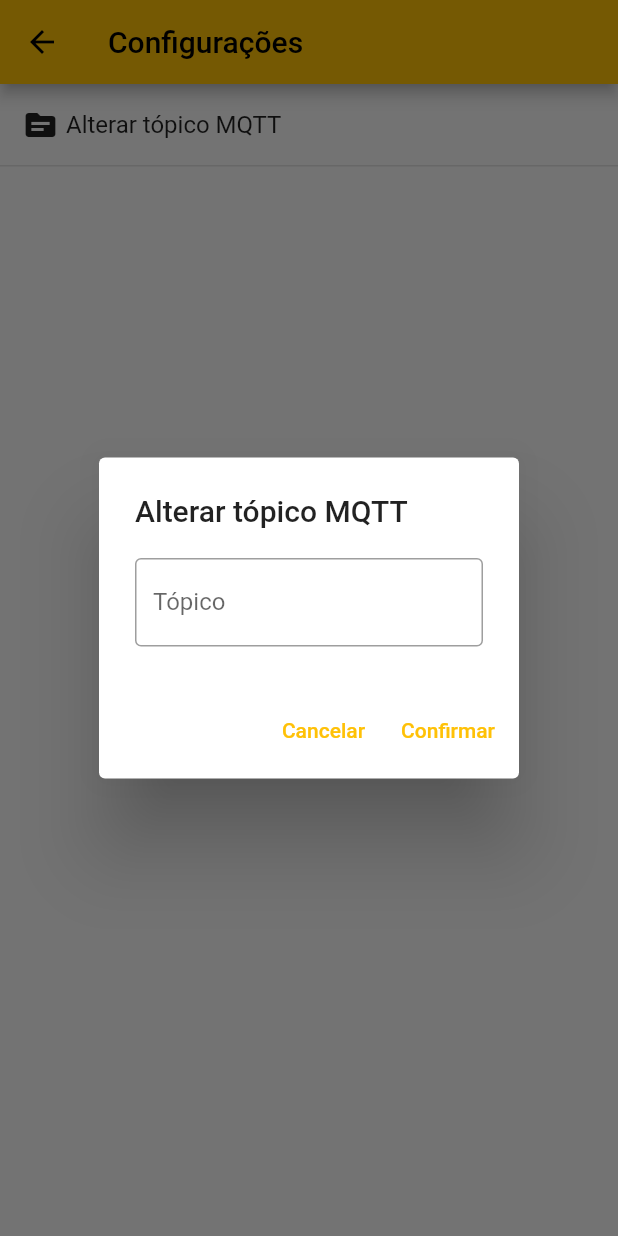
After one commit to rossienzo/geo-app, a Flutter app: the LocationConfiguration screen opened directly, after a tap on "Alterar tópico MQTT", on a phone screen of 412 x 824 dp. The commit adds this screen. Run offline on Flutter 3.47's test engine with Material 2 defaults, Android fonts, the phone set to English and light mode, and no system bars; our stand-ins replace geolocator; missing offline and left inert: mqtt_client.

Commit message:
feat: adicionando elementos visuais na tela de configurações

```diff
--- a/geo_app/lib/pages/home.dart
+++ b/geo_app/lib/pages/home.dart
@@ -1,6 +1,8 @@
 import 'package:flutter/material.dart';
 import 'package:geo_app/controllers/geolocation_controller.dart';
+import 'package:geo_app/pages/location_configuration.dart';
 import 'package:geo_app/services/mqtt_service.dart';
+import 'package:mqtt_client/mqtt_client.dart';
 import 'package:provider/provider.dart';
 
 class Home extends StatefulWidget {
@@ -29,19 +31,47 @@ class HomeState extends State<Home> {
   Widget build(BuildContext context) {
     return Scaffold(
       appBar: AppBar(
+        leading: const Icon(Icons.location_on_outlined),
         title: const Text('GeoApp'),
+        actions: <Widget>[
+          PopupMenuButton<String>(
+            onSelected: (String result) {
+              if (result == 'Geolocation') {
+                Navigator.push(
+                  context,
+                  MaterialPageRoute(
+                      builder: (context) => LocationConfiguration()),
+                );
+              }
+            },
+            itemBuilder: (BuildContext context) => <PopupMenuEntry<String>>[
+              const PopupMenuItem<String>(
+                value: 'Geolocation',
+                child: Text('Configurações'),
+              ),
+            ],
+          ),
+        ],
       ),
       body: ChangeNotifierProvider<GeolocationController>(
           create: (context) => GeolocationController(mqttService),
           child: Builder(builder: (context) {
             final local = context.watch<GeolocationController>();
+            String mensagem = 'Carregando...';
 
-            // Envia informações para o broker
-            glc.publishLocation();
+            if (local.lat != 0 && local.long != 0) {
+              mensagem = local.error == ''
+                  ? 'Latitude: ${local.lat}\nLongitude: ${local.long}'
+                  : local.error;
 
-            String mensagem = local.error == ''
-                ? 'Latitude: ${local.lat} | Longitude: ${local.long}'
-                : local.error;
+              // Envia informações para o broker
+              if (glc.mqttService.client.connectionStatus?.state ==
+                  MqttConnectionState.connected) {
+                glc.publishLocation();
+              } else {
+                mensagem = 'Sem conexão com o broker';
+              }
+            }
 
             return Center(child: Text(mensagem));
           })),
--- /dev/null
+++ b/geo_app/lib/pages/location_configuration.dart
@@ -0,0 +1,89 @@
+import 'package:flutter/material.dart';
+import 'package:geo_app/services/mqtt_service.dart';
+
+class LocationConfiguration extends StatefulWidget {
+  const LocationConfiguration({super.key});
+
+  @override
+  State<LocationConfiguration> createState() => _LocationConfigurationState();
+}
+
+class _LocationConfigurationState extends State<LocationConfiguration> {
+  late MqttService mqttService;
+
+  @override
+  Widget build(BuildContext context) {
+    return Scaffold(
+        appBar: AppBar(
+          title: const Text('Configurações'),
+        ),
+        body: Column(
+          children: <Widget>[
+            GestureDetector(
+                onTap: () =>
+                    dialogBuilder(context, 'Alterar tópico MQTT', 'Tópico'),
+                child: createIconText(Icons.topic, 'Alterar tópico MQTT')),
+            Container(
+              height: 1,
+              color: Colors.grey[300],
+            ),
+          ],
+        ));
+  }
+
+  Future<void> dialogBuilder(BuildContext context, String title, String label,
+      {bool isInput = true, String bodyText = ''}) {
+    return showDialog<void>(
+      context: context,
+      builder: (BuildContext context) {
+        return AlertDialog(
+          title: Text(title),
+          content: isInput
+              ? TextField(
+                  decoration: InputDecoration(
+                    border: const OutlineInputBorder(),
+                    labelText: label,
+                  ),
+                )
+              : Text(bodyText),
+          actions: <Widget>[
+            TextButton(
+              child: const Text('Cancelar'),
+              onPressed: () {
+                Navigator.of(context).pop();
+              },
+            ),
+            TextButton(
+                child: const Text('Confirmar'),
+                onPressed: () {
+                  mqttService = MqttService();
+                }),
+          ],
+        );
+      },
+    );
+  }
+
+  // Cria um widget com um ícone e um texto na lista de configurações
+  Widget createIconText(IconData icon, String text) {
+    return Padding(
+      padding: const EdgeInsets.all(10.0),
+      child: Row(
+        children: <Widget>[
+          Padding(
+            padding: const EdgeInsets.all(5.0),
+            child: Icon(icon),
+          ),
+          Expanded(
+            child: Text(
+              text,
+              style: const TextStyle(fontSize: 16),
+              softWrap: false,
+              overflow: TextOverflow.ellipsis,
+            ),
+          ),
+        ],
+      ),
+    );
+  }
+}
--- a/geo_app/lib/services/mqtt_service.dart
+++ b/geo_app/lib/services/mqtt_service.dart
@@ -1,14 +1,17 @@
 import 'package:mqtt_client/mqtt_client.dart';
 import 'package:mqtt_client/mqtt_server_client.dart';
+import 'package:uuid/uuid.dart';
 
 class MqttService {
   late MqttServerClient client;
 
   MqttService() {
-    client = MqttServerClient('mqtt.eclipseprojects.io', 'geo_app_client');
+    client = MqttServerClient('mqtt.eclipseprojects.io', const Uuid().v1());
     client.port = 1883;
     client.keepAlivePeriod = 20;
     client.onConnected = onConnected;
+    client.onDisconnected = onDisconnected;
+    print(client.clientIdentifier);
   }
 
   void connect() {
@@ -39,4 +42,8 @@ class MqttService {
   void onConnected() {
     print('Connected to MQTT broker.');
   }
+
+  void onDisconnected() {
+    print('Connected to MQTT broker.');
+  }
 }
--- a/geo_app/pubspec.yaml
+++ b/geo_app/pubspec.yaml
@@ -31,6 +31,7 @@ dependencies:
   flutter:
     sdk: flutter
   provider: ^5.0.0
+  uuid: ^4.0.0
   geolocator: ^7.4.0
   mqtt_client: ^10.0.0
   sensors_plus: ^3.1.0
```
Also changed, not shown: geo_app/pubspec.lock, 1 other file.
